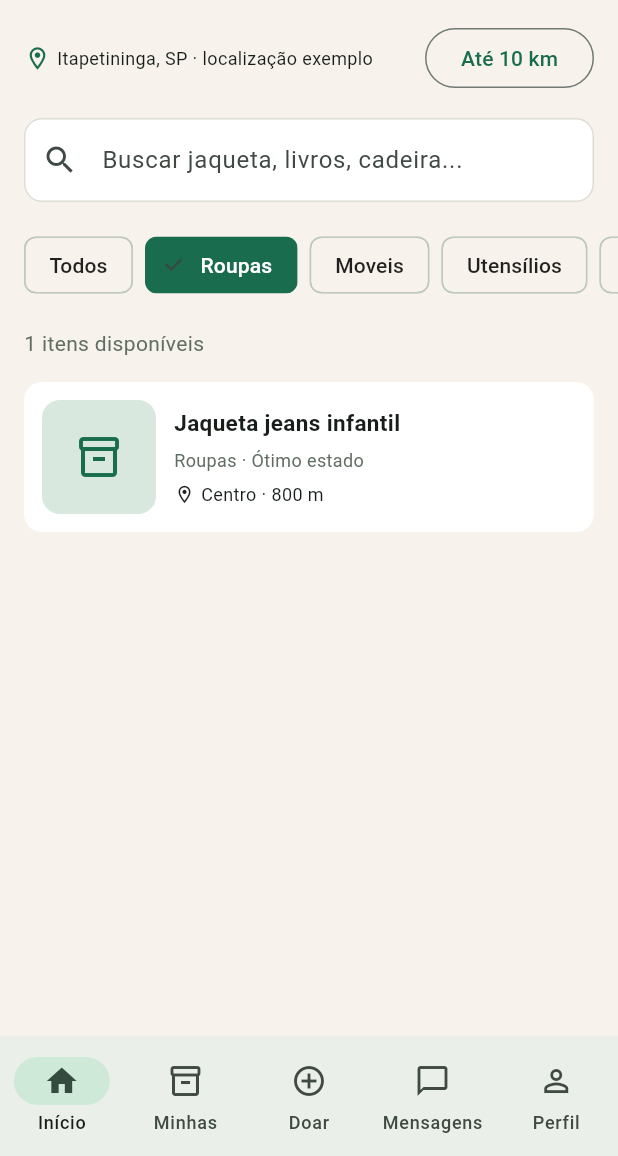
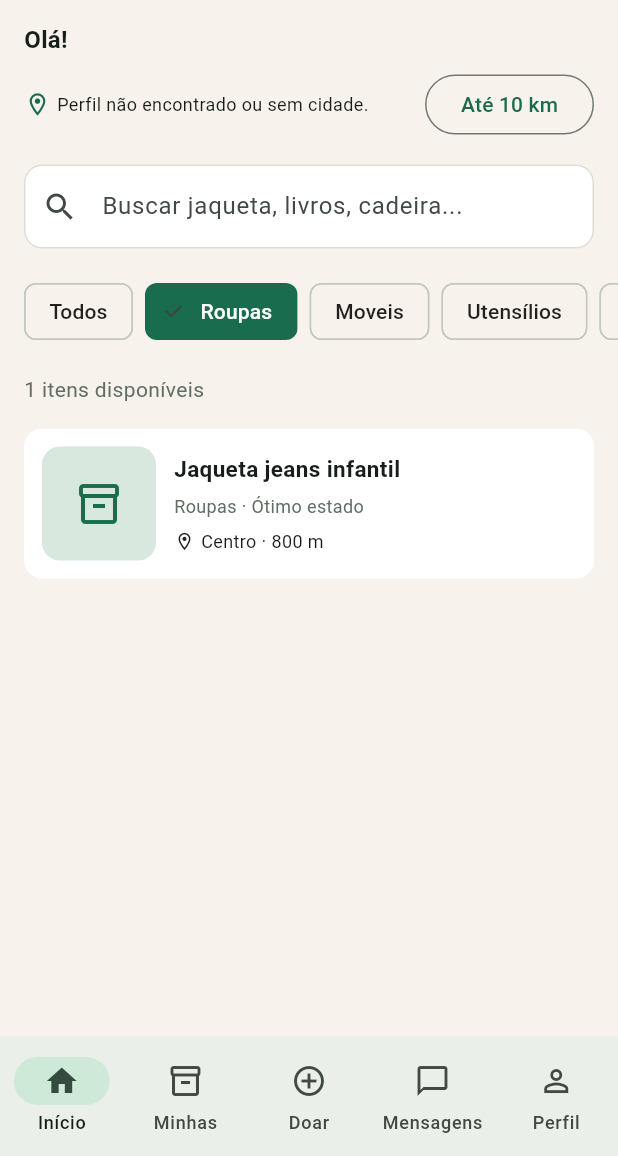
Before and after one commit to Queirozexe/Desapegai, a Flutter app: the screen it shows once a user with an empty profile is signed in, after a tap on "Roupas", on a phone screen of 412 x 824 dp, the part 80-1236 px from its top. Run offline on Flutter 3.47's test engine with Material 3 defaults, Android fonts, the phone set to English and light mode, and no system bars; our stand-ins replace cloud_firestore, firebase_auth, firebase_core; accounts and stored records are empty.

Commit message:
feat: carrega perfil do usuario autenticado

```diff
--- /dev/null
+++ b/lib/controller/usuario_control.dart
@@ -0,0 +1,34 @@
+import 'package:firebase_auth/firebase_auth.dart';
+import 'package:cloud_firestore/cloud_firestore.dart';
+
+import '../model/usuario.dart';
+
+class UsuarioControl {
+  final FirebaseAuth _auth = FirebaseAuth.instance;
+  final FirebaseFirestore _firestore = FirebaseFirestore.instance;
+
+  Future<Usuario?> buscarUsuarioAtual() async {
+    final usuarioAtual = _auth.currentUser;
+
+    if (usuarioAtual == null) {
+      return null;
+    }
+
+    final documento = await _firestore
+        .collection('usuarios')
+        .doc(usuarioAtual.uid)
+        .get();
+
+    if (!documento.exists) {
+      return null;
+    }
+
+    final dados = documento.data();
+
+    if (dados == null) {
+      return null;
+    }
+
+    return Usuario.fromMap(dados);
+  }
+}
--- a/lib/screens/home_screen.dart
+++ b/lib/screens/home_screen.dart
@@ -1,6 +1,9 @@
 import 'package:flutter/material.dart';
 import 'package:desapegai/theme/app_theme.dart';
 import '../controller/sessao_control.dart';
+
+import '../controller/usuario_control.dart';
+import '../model/usuario.dart';
 
 class HomeScreen extends StatefulWidget {
   const HomeScreen ({super.key});
@@ -14,6 +17,9 @@ class _HomeScreenState extends State<HomeScreen> {
   String _categoria = 'Todos';
 
   final SessaoControl _sessaoControl = SessaoControl();
+  final UsuarioControl _usuarioControl = UsuarioControl();
+
+  late final Future<Usuario?> _usuarioFuture;
 
   final List<String> _categorias = [
     'Todos',
@@ -81,6 +87,13 @@ class _HomeScreenState extends State<HomeScreen> {
   }
 
   @override
+  void initState() {
+    super.initState();
+
+    _usuarioFuture = _usuarioControl.buscarUsuarioAtual();
+  }
+
+  @override
   Widget build(BuildContext context) {
     final itensFiltrados = _itens.where((item) {
       final correspondeCategoria =
@@ -140,25 +153,70 @@ class _HomeScreenState extends State<HomeScreen> {
                 ),
 
                 // Localização demos
-                Padding(
-                  padding: const EdgeInsets.symmetric(
+
+                FutureBuilder<Usuario?>(
+                  future: _usuarioFuture,
+                  builder: (context, snapshot) {
+                    if (snapshot.connectionState == ConnectionState.waiting) {
+                      return const Padding(
+                        padding: EdgeInsets.symmetric(
                           horizontal: 16,
+                          vertical: 12,
                         ),
-                  child: Row(
+                        child: LinearProgressIndicator(),
+                      );
+                    }
+
+                    if (snapshot.hasError) {
+                      return const Padding(
+                        padding: EdgeInsets.symmetric(horizontal: 16),
+                        child: Text(
+                          'Não foi possível carregar os dados do perfil.',
+                        ),
+                      );
+                    }
+
+                    final usuario = snapshot.data;
+
+                    final nome = usuario?.nome.trim();
+                    final cidade = usuario?.cidade.trim();
+
+                    return Padding(
+                      padding: const EdgeInsets.symmetric(horizontal: 16),
+                      child: Column(
+                        crossAxisAlignment: CrossAxisAlignment.start,
+                        children: [
+                          Text(
+                            nome != null && nome.isNotEmpty
+                                ? 'Olá, $nome!'
+                                : 'Olá!',
+                            style: const TextStyle(
+                              fontSize: 16,
+                              fontWeight: FontWeight.bold,
+                            ),
+                          ),
+
+                          const SizedBox(height: 8),
+
+                          Row(
                             children: [
                               const Icon(
                                 Icons.location_on_outlined,
                                 color: AppColors.green,
                                 size: 18,
                               ),
+
                               const SizedBox(width: 4),
-                      const Expanded(
+
+                              Expanded(
                                 child: Text(
-                          'Itapetininga, SP · localização exemplo',
-                          overflow: TextOverflow.ellipsis,
-                          style: TextStyle(fontSize: 12),
+                                  cidade != null && cidade.isNotEmpty
+                                      ? 'Cidade: $cidade'
+                                      : 'Perfil não encontrado ou sem cidade.',
+                                  style: const TextStyle(fontSize: 12),
                                 ),
                               ),
+
                               OutlinedButton(
                                 onPressed: () => _aviso(
                                   'Filtro de distância em desenvolvimento.',
@@ -167,8 +225,11 @@ class _HomeScreenState extends State<HomeScreen> {
                               ),
                             ],
                           ),
+                        ],
                       ),
-
+                    );
+                  },
+                ),
                 // Campo de busca
                 Padding(
                   padding: const EdgeInsets.all(16),
```
Lines whose indentation alone changed are shown as unchanged.
